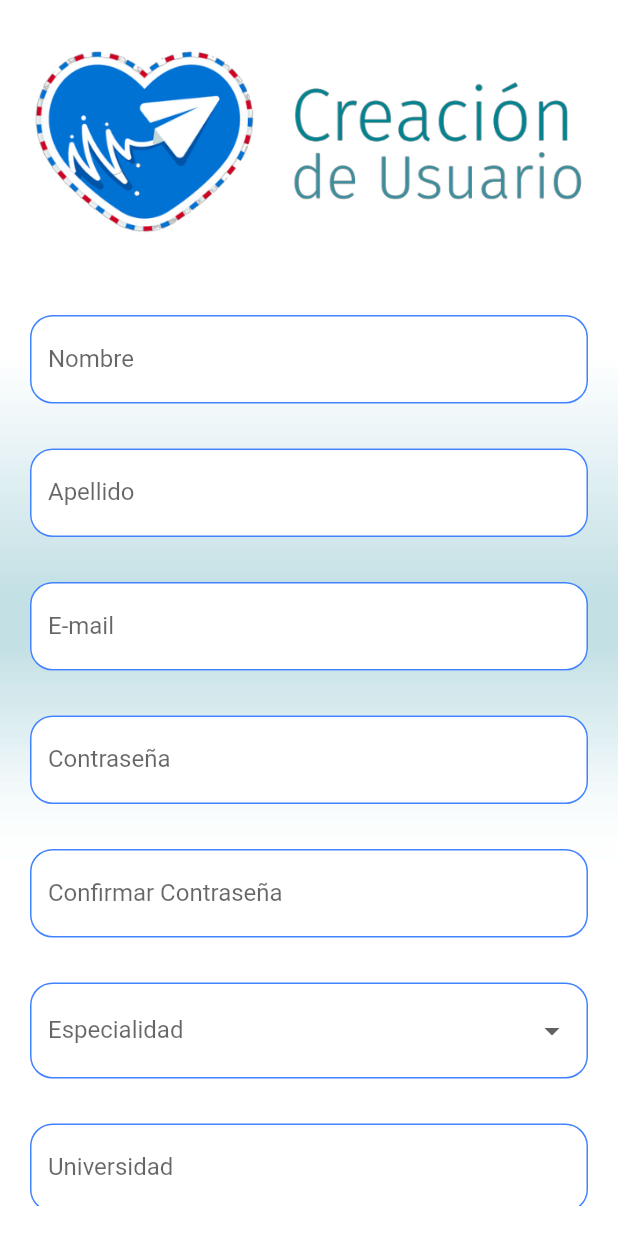
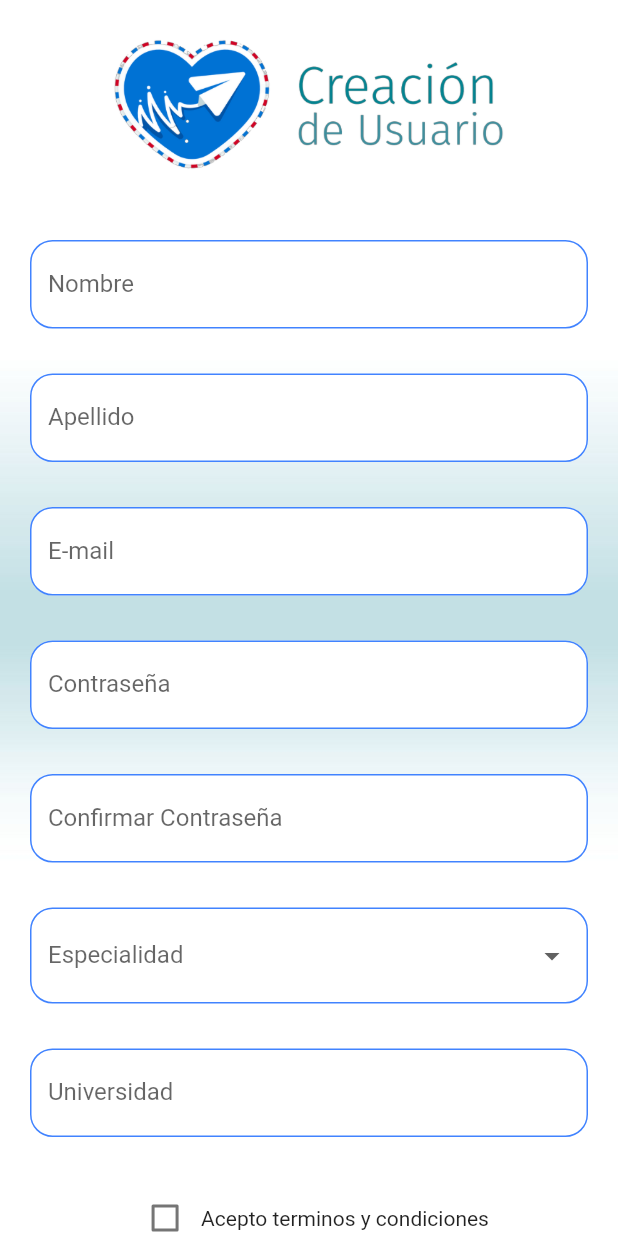
Before and after one commit to AlejandroCardozoCode/Proyecto_de_grado, a Flutter app: the screen it shows after launch, after a tap on "Registarme", on a phone screen of 412 x 824 dp. Run offline on Flutter 3.47's test engine with Material 2 defaults, Android fonts, the phone set to English and light mode, and no system bars; our stand-ins replace google_fonts.

Commit message:
correciones pantallas

```diff
--- a/electrocardio/lib/screens/login_screen.dart
+++ b/electrocardio/lib/screens/login_screen.dart
@@ -14,26 +14,28 @@ class LoginScreen extends StatelessWidget {
     };
 
     final GlobalKey<FormState> loginForm = GlobalKey<FormState>();
-    return Scaffold(
-      resizeToAvoidBottomInset: false,
-      backgroundColor: Colors.white,
-      body: SafeArea(
-        child: Container(
-          padding: EdgeInsets.all(20),
+    return Container(
       decoration: const BoxDecoration(
         image: DecorationImage(
           image: AssetImage("assets/img/app_background.jpg"),
           fit: BoxFit.cover,
         ),
       ),
+      child: Scaffold(
+        backgroundColor: Colors.transparent,
+        body: SafeArea(
+          child: Center(
             child: SingleChildScrollView(
+              padding: const EdgeInsets.all(20),
+              physics: const BouncingScrollPhysics(),
               child: Form(
                 key: loginForm,
+                child: Expanded(
                   child: Column(
                     children: [
                       const Image(
                         image: AssetImage("assets/img/logo.png"),
-                    height: 400,
+                        height: 300,
                       ),
                       CustomForm(
                         labelText: "Usuario",
@@ -88,6 +90,8 @@ class LoginScreen extends StatelessWidget {
               ),
             ),
           ),
+        ),
+      ),
     );
   }
 }
--- a/electrocardio/lib/screens/register_screen.dart
+++ b/electrocardio/lib/screens/register_screen.dart
@@ -23,25 +23,26 @@ class _RegistryScreenState extends State<RegistryScreen> {
       "role": "",
     };
     final GlobalKey<FormState> myFormKey = GlobalKey<FormState>();
-    return Scaffold(
-      resizeToAvoidBottomInset: false,
-      body: SafeArea(
-        child: Container(
-          padding: EdgeInsets.all(20),
-          decoration: const BoxDecoration(
-            image: DecorationImage(
-              image: AssetImage("assets/img/app_background.jpg"),
-              fit: BoxFit.fill,
-            ),
-          ),
+    return Container(
+      decoration: const BoxDecoration(
+        image: DecorationImage(
+          image: AssetImage("assets/img/app_background.jpg"),
+          fit: BoxFit.cover,
+        ),
+      ),
+      child: Scaffold(
+        backgroundColor: Colors.transparent,
+        body: SafeArea(
           child: SingleChildScrollView(
+            padding: const EdgeInsets.all(20),
+            physics: const BouncingScrollPhysics(),
             child: Form(
               key: myFormKey,
               child: Column(
                 children: [
                   const Image(
                     image: AssetImage("assets/img/user_creation_logo.png"),
-                    height: 150,
+                    height: 100,
                   ),
                   const SizedBox(
                     height: 40,
--- a/electrocardio/lib/theme/theme.dart
+++ b/electrocardio/lib/theme/theme.dart
@@ -41,5 +41,5 @@ class ThemeApp {
           color: primary,
           elevation: 0,
           systemOverlayStyle:
-              const SystemUiOverlayStyle(statusBarColor: Colors.transparent)));
+              const SystemUiOverlayStyle(statusBarColor: Colors.white)));
 }
```
Also changed, not shown: electrocardio/lib/screens/profile_picture_screen.dart (+16 -9 lines), electrocardio/lib/widgets/electro_card.dart (+6 -7 lines). Lines whose indentation alone changed are shown as unchanged.
